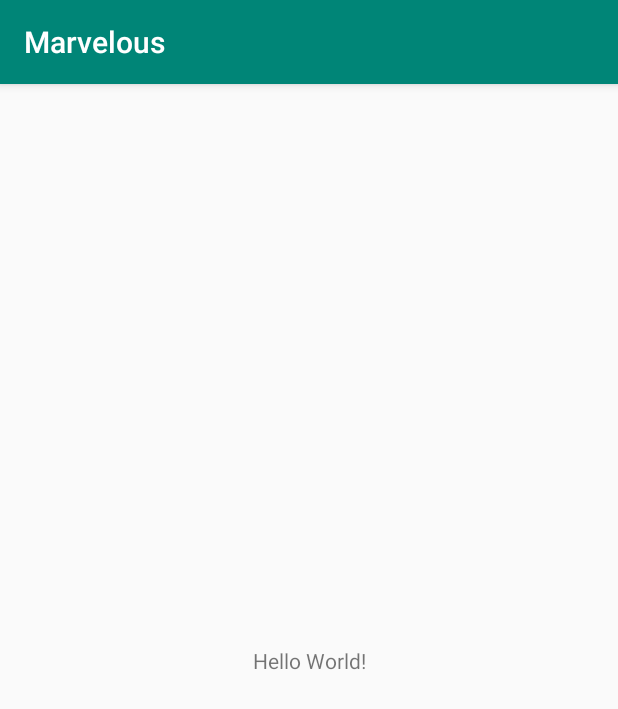
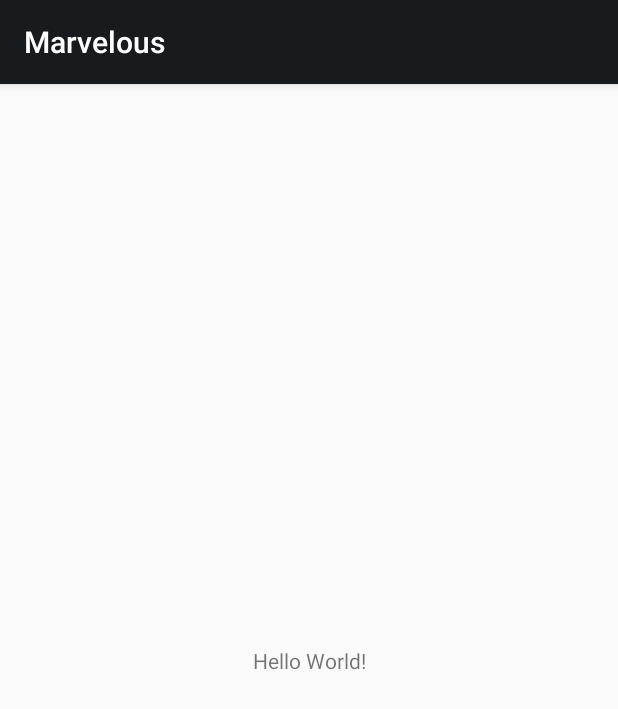
Before and after one commit to jamilelima/marvelous-app, an Android app: the screen it shows after launch (MainActivity), on a phone screen of 412 x 824 dp. Shown: the top 709 px of the screen. Run offline under Robolectric (Android 15) with nearby library versions, the phone set to English and light mode, and no system bars.

Commit message:
chore: add colors

```diff
--- a/app/src/main/res/values/colors.xml
+++ b/app/src/main/res/values/colors.xml
@@ -1,6 +1,15 @@
 <?xml version="1.0" encoding="utf-8"?>
 <resources>
-    <color name="colorPrimary">#008577</color>
-    <color name="colorPrimaryDark">#00574B</color>
-    <color name="colorAccent">#D81B60</color>
+    <color name="colorPrimary">#171B1E</color>
+    <color name="colorPrimaryDark">#171B1E</color>
+    <color name="colorAccent">#535AF6</color>
+
+    <color name="davy_grey">#1B232F</color>
+    <color name="cool_grey">#90949c</color>
+    <color name="cinder_grey">#171B1E</color>
+    <color name="white">#FFF</color>
+    <color name="manatee">#979797</color>
+    <color name="onyx">#101010</color>
+    <color name="white_15">#26ffffff</color>
+    <color name="white_50">#80FFFFFF</color>
 </resources>
```
